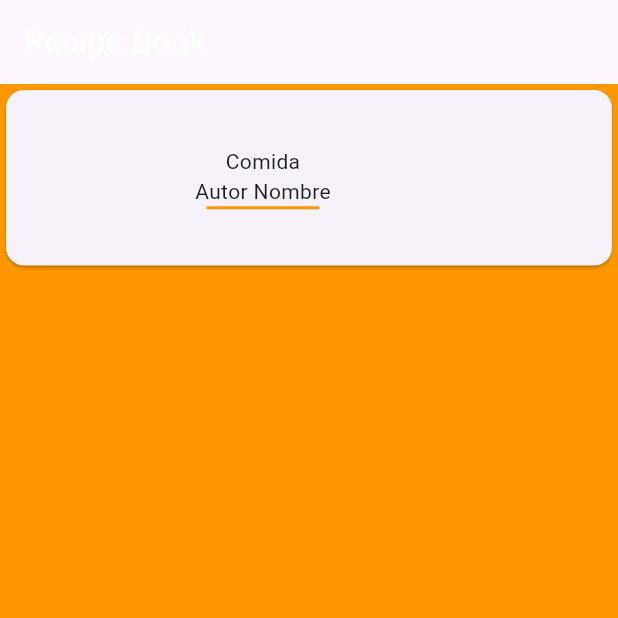
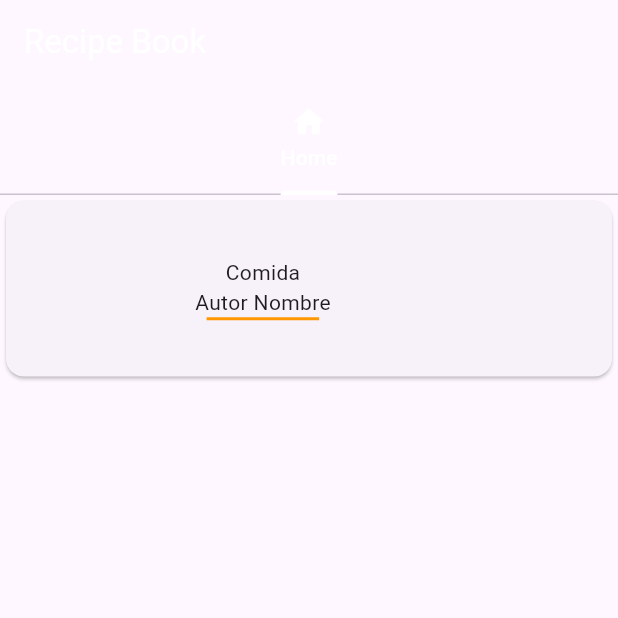
Before and after one commit to gsantiago735/platzi_flutter_course_2024, a Flutter app: the screen it shows after launch, on a phone screen of 412 x 824 dp, the top half of it. Run offline on Flutter 3.47's test engine with Material 3 defaults, Android fonts, the phone set to English and light mode, and no system bars.

Commit message:
Chapter 7

```diff
--- a/lib/main.dart
+++ b/lib/main.dart
@@ -1,4 +1,5 @@
 import 'package:flutter/material.dart';
+import 'package:recipe_book/screens/home_screen.dart';
 
 void main() {
   runApp(const MainApp());
@@ -22,45 +23,29 @@ class RecipeBook extends StatelessWidget {
 
   @override
   Widget build(BuildContext context) {
-    return Scaffold(
+    return DefaultTabController(
+      length: 4,
+      child: Scaffold(
         backgroundColor: Colors.orange,
         appBar: AppBar(
           title: const Text(
             "Recipe Book",
             style: TextStyle(color: Colors.white),
           ),
+          bottom: const TabBar(
+              indicatorColor: Colors.white,
+              labelColor: Colors.white,
+              unselectedLabelColor: Colors.white,
+              tabs: [
+                Tab(
+                  icon: Icon(Icons.home),
+                  text: "Home",
+                )
+              ]),
         ),
-      body: Container(
-        height: 125,
-        width: MediaQuery.of(context).size.width,
-        child: Card(
-          child: Row(
-            mainAxisSize: MainAxisSize.min,
-            children: [
-              Container(
-                height: 125,
-                width: 100,
-                child: ClipRRect(
-                  borderRadius: const BorderRadius.all(Radius.circular(10)),
-                  child: Container(),
-                ),
-              ),
-              const SizedBox(width: 26),
-              Column(
-                mainAxisSize: MainAxisSize.min,
-                children: [
-                  const Text("Comida"),
-                  const Text("Autor Nombre"),
-                  Container(
-                    height: 2,
-                    width: 75,
-                    color: Colors.orange,
-                  ),
-                ],
-              )
-            ],
-          ),
-        ),
+        body: const TabBarView(children: [
+          HomeScreen(),
+        ]),
       ),
     );
   }
--- /dev/null
+++ b/lib/screens/home_screen.dart
@@ -0,0 +1,43 @@
+import 'package:flutter/material.dart';
+
+class HomeScreen extends StatelessWidget {
+  const HomeScreen({super.key});
+
+  @override
+  Widget build(BuildContext context) {
+    return Scaffold(
+      body: Container(
+        height: 125,
+        width: MediaQuery.of(context).size.width,
+        child: Card(
+          child: Row(
+            mainAxisSize: MainAxisSize.min,
+            children: [
+              Container(
+                height: 125,
+                width: 100,
+                child: ClipRRect(
+                  borderRadius: const BorderRadius.all(Radius.circular(10)),
+                  child: Container(),
+                ),
+              ),
+              const SizedBox(width: 26),
+              Column(
+                mainAxisSize: MainAxisSize.min,
+                children: [
+                  const Text("Comida"),
+                  const Text("Autor Nombre"),
+                  Container(
+                    height: 2,
+                    width: 75,
+                    color: Colors.orange,
+                  ),
+                ],
+              )
+            ],
+          ),
+        ),
+      ),
+    );
+  }
+}
```
Lines whose indentation alone changed are shown as unchanged.
